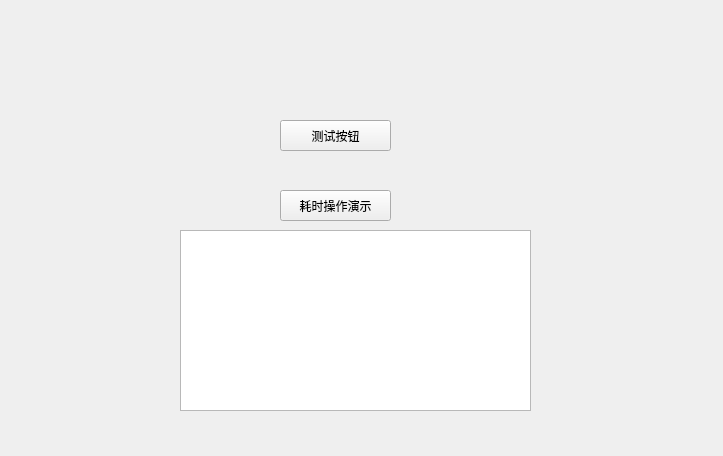
This is ui_page/page_one.ui in DokinWang/MakeMoneyGUI as Qt 5 draws it before an edit. The edited form follows.
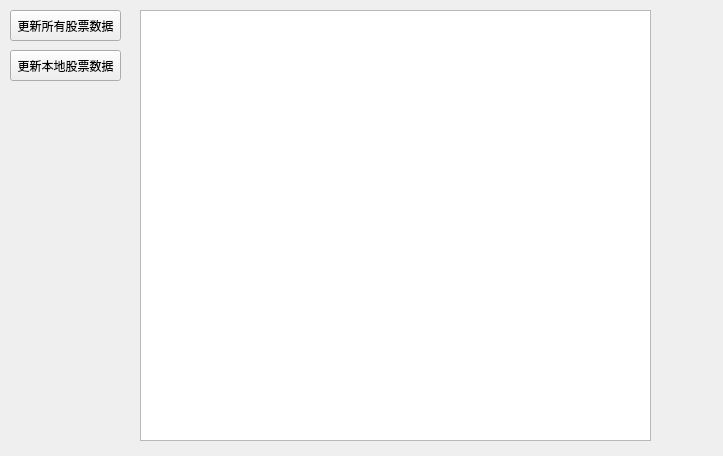
This is the edited form. Custom widgets are drawn as their Qt base class.

What changed in the file:
```diff
--- a/ui_page/page_one.ui
+++ b/ui_page/page_one.ui
@@ -16,36 +16,36 @@
   <widget class="PushButton" name="pushButton">
    <property name="geometry">
     <rect>
-     <x>280</x>
-     <y>120</y>
+     <x>10</x>
+     <y>10</y>
      <width>111</width>
      <height>31</height>
     </rect>
    </property>
    <property name="text">
-    <string>测试按钮</string>
+    <string>更新所有股票数据</string>
    </property>
   </widget>
   <widget class="PushButton" name="pushButton_2">
    <property name="geometry">
     <rect>
-     <x>280</x>
-     <y>190</y>
+     <x>10</x>
+     <y>50</y>
      <width>111</width>
      <height>31</height>
     </rect>
    </property>
    <property name="text">
-    <string>耗时操作演示</string>
+    <string>更新本地股票数据</string>
    </property>
   </widget>
-  <widget class="QTextEdit" name="textEdit_codes">
+  <widget class="QTableWidget" name="stockUpdataTable">
    <property name="geometry">
     <rect>
-     <x>180</x>
-     <y>230</y>
-     <width>351</width>
-     <height>181</height>
+     <x>140</x>
+     <y>10</y>
+     <width>511</width>
+     <height>431</height>
     </rect>
    </property>
   </widget>
```
